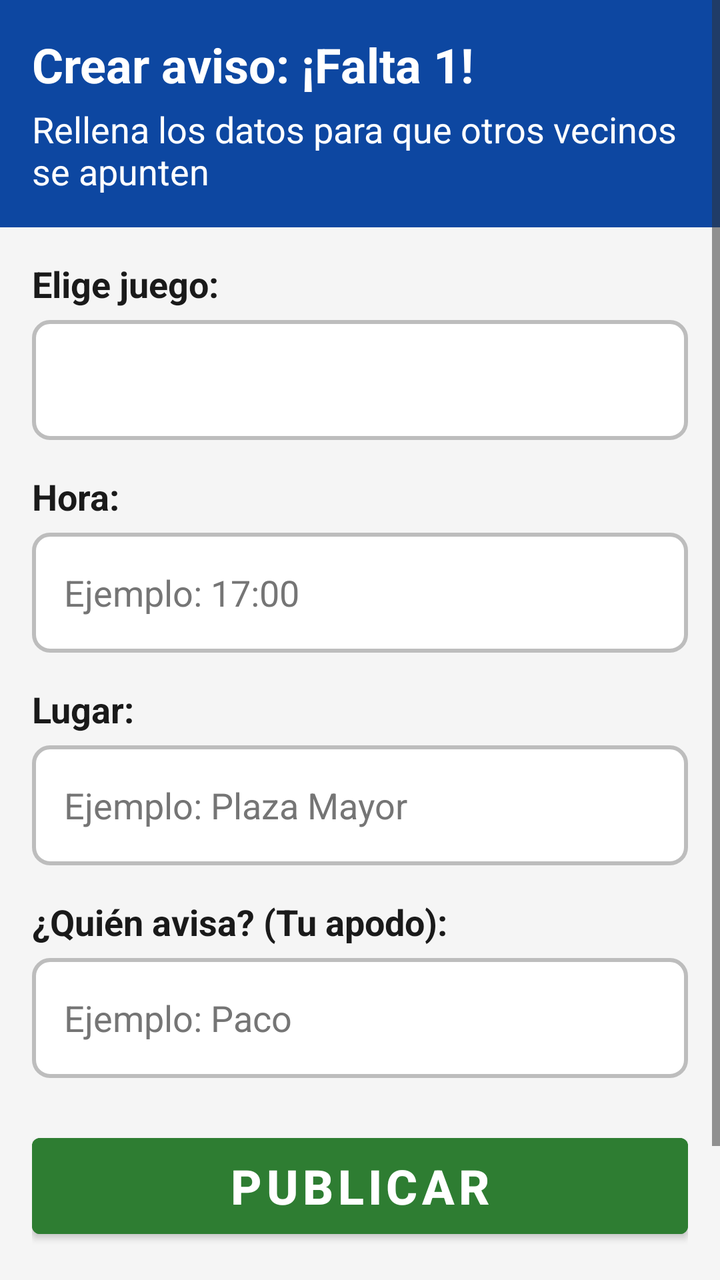
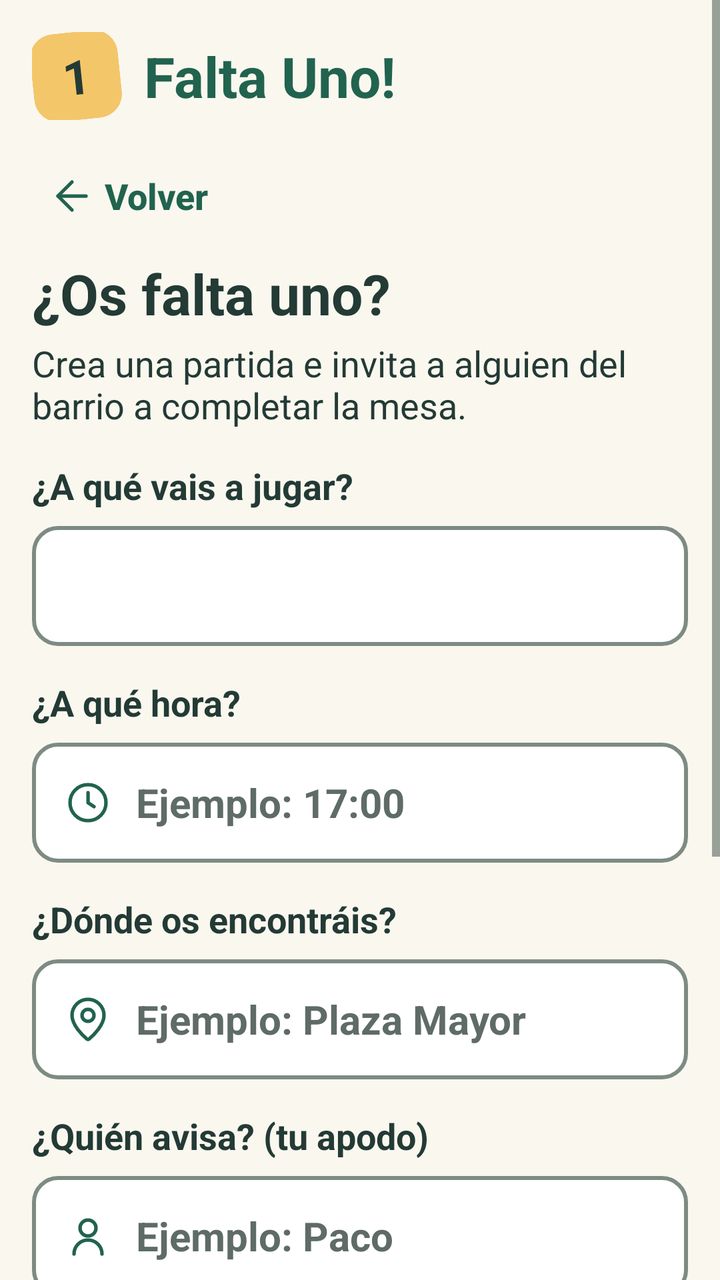

Before-and-after screenshots of an Android layout around one commit, followed by the original layout XML and the change that was made.
<!-- AndroidManifest.xml: application theme Theme.FaltaUno -->
<!-- res/layout/activity_nueva_partida.xml -->
<?xml version="1.0" encoding="utf-8"?>
<ScrollView xmlns:android="http://schemas.android.com/apk/res/android"
    xmlns:tools="http://schemas.android.com/tools"
    android:layout_width="match_parent"
    android:layout_height="match_parent"
    android:fillViewport="true"
    tools:context=".ui.NuevaPartidaActivity">

    <LinearLayout
        android:layout_width="match_parent"
        android:layout_height="wrap_content"
        android:orientation="vertical">

        
        <LinearLayout
            android:layout_width="match_parent"
            android:layout_height="wrap_content"
            android:background="@color/color_primario"
            android:orientation="vertical"
            android:padding="@dimen/padding_general">

            <TextView
                android:layout_width="match_parent"
                android:layout_height="wrap_content"
                android:text="@string/titulo_nueva_partida"
                android:textColor="@color/color_texto_blanco"
                android:textSize="@dimen/texto_titulo"
                android:textStyle="bold" />

            <TextView
                android:layout_width="match_parent"
                android:layout_height="wrap_content"
                android:layout_marginTop="4dp"
                android:text="@string/subtitulo_nueva_partida"
                android:textColor="@color/color_texto_blanco"
                android:textSize="@dimen/texto_base" />

        </LinearLayout>

        
        <LinearLayout
            android:layout_width="match_parent"
            android:layout_height="wrap_content"
            android:orientation="vertical"
            android:padding="@dimen/padding_general">

            
            <TextView
                android:layout_width="match_parent"
                android:layout_height="wrap_content"
                android:text="@string/etiqueta_elige_juego"
                android:textColor="@color/color_texto_principal"
                android:textSize="@dimen/texto_base"
                android:textStyle="bold" />

            <Spinner
                android:id="@+id/spJuegos"
                android:layout_width="match_parent"
                android:layout_height="@dimen/btn_min_tamano"
                android:layout_marginTop="6dp"
                android:layout_marginBottom="@dimen/padding_general"
                android:background="@drawable/fondo_campo"
                android:contentDescription="@string/etiqueta_elige_juego"
                android:popupBackground="@color/color_fondo_tarjeta" />

            
            <TextView
                android:layout_width="match_parent"
                android:layout_height="wrap_content"
                android:text="@string/etiqueta_hora"
                android:textColor="@color/color_texto_principal"
                android:textSize="@dimen/texto_base"
                android:textStyle="bold" />

            <EditText
                android:id="@+id/etHoraPartida"
                android:layout_width="match_parent"
                android:layout_height="@dimen/btn_min_tamano"
                android:layout_marginTop="6dp"
                android:layout_marginBottom="@dimen/padding_general"
                android:background="@drawable/fondo_campo"
                android:hint="@string/pista_hora"
                android:importantForAutofill="no"
                android:inputType="time"
                android:paddingStart="@dimen/padding_general"
                android:paddingEnd="@dimen/padding_general"
                android:textColor="@color/color_texto_principal"
                android:textColorHint="@color/color_gris_lleno"
                android:textSize="@dimen/texto_base" />

            
            <TextView
                android:layout_width="match_parent"
                android:layout_height="wrap_content"
                android:text="@string/etiqueta_lugar"
                android:textColor="@color/color_texto_principal"
                android:textSize="@dimen/texto_base"
                android:textStyle="bold" />

            <EditText
                android:id="@+id/etLugarPartida"
                android:layout_width="match_parent"
                android:layout_height="@dimen/btn_min_tamano"
                android:layout_marginTop="6dp"
                android:layout_marginBottom="@dimen/padding_general"
                android:background="@drawable/fondo_campo"
                android:hint="@string/pista_lugar"
                android:importantForAutofill="no"
                android:inputType="textCapWords"
                android:paddingStart="@dimen/padding_general"
                android:paddingEnd="@dimen/padding_general"
                android:textColor="@color/color_texto_principal"
                android:textColorHint="@color/color_gris_lleno"
                android:textSize="@dimen/texto_base" />

            
            <TextView
                android:layout_width="match_parent"
                android:layout_height="wrap_content"
                android:text="@string/etiqueta_creador"
                android:textColor="@color/color_texto_principal"
                android:textSize="@dimen/texto_base"
                android:textStyle="bold" />

            <EditText
                android:id="@+id/etCreadorPartida"
                android:layout_width="match_parent"
                android:layout_height="@dimen/btn_min_tamano"
                android:layout_marginTop="6dp"
                android:layout_marginBottom="@dimen/padding_grande"
                android:background="@drawable/fondo_campo"
                android:hint="@string/pista_creador"
                android:importantForAutofill="no"
                android:inputType="textPersonName"
                android:paddingStart="@dimen/padding_general"
                android:paddingEnd="@dimen/padding_general"
                android:textColor="@color/color_texto_principal"
                android:textColorHint="@color/color_gris_lleno"
                android:textSize="@dimen/texto_base" />

            
            <Button
                android:id="@+id/btnPublicarPartida"
                android:layout_width="match_parent"
                android:layout_height="@dimen/btn_min_tamano"
                android:backgroundTint="@color/color_verde_apunto"
                android:text="@string/accion_publicar"
                android:textColor="@color/color_texto_blanco"
                android:textSize="@dimen/texto_titulo"
                android:textStyle="bold" />

            
            <Button
                android:id="@+id/btnVolverAtras"
                android:layout_width="match_parent"
                android:layout_height="@dimen/btn_min_tamano"
                android:layout_marginTop="@dimen/padding_general"
                android:backgroundTint="@color/color_gris_lleno"
                android:text="@string/accion_volver"
                android:textColor="@color/color_texto_blanco"
                android:textSize="@dimen/texto_base" />

        </LinearLayout>

    </LinearLayout>

</ScrollView>
<!-- resources referenced by this layout -->
<resources>
  <color name="color_gris_lleno">#757575</color>
  <color name="color_primario">#0D47A1</color>
  <color name="color_texto_principal">#1A1A1A</color>
  <color name="color_verde_apunto">#2E7D32</color>
  <!-- drawable fondo_campo (drawable) -->
  <?xml version="1.0" encoding="utf-8"?>
  <selector xmlns:android="http://schemas.android.com/apk/res/android">
  
      <item android:state_focused="true">
          <shape android:shape="rectangle">
              <solid android:color="@color/color_fondo_tarjeta" />
              <stroke
                  android:width="3dp"
                  android:color="@color/color_primario" />
              <corners android:radius="@dimen/padding_pequeno" />
          </shape>
      </item>
  
      <item>
          <shape android:shape="rectangle">
              <solid android:color="@color/color_fondo_tarjeta" />
              <stroke
                  android:width="2dp"
                  android:color="@color/color_borde" />
              <corners android:radius="@dimen/padding_pequeno" />
          </shape>
      </item>
  
  </selector>
  <string name="accion_publicar">Publicar</string>
  <string name="accion_volver">Volver atrás</string>
  <string name="etiqueta_creador">¿Quién avisa? (Tu apodo):</string>
  <string name="etiqueta_elige_juego">Elige juego:</string>
  <string name="etiqueta_hora">Hora:</string>
  <string name="etiqueta_lugar">Lugar:</string>
  <string name="subtitulo_nueva_partida">Rellena los datos para que otros vecinos se apunten</string>
  <string name="titulo_nueva_partida">Crear aviso: ¡Falta 1!</string>
  <style name="Theme.FaltaUno" parent="Theme.MaterialComponents.Light.NoActionBar">
          
          <item name="colorPrimary">@color/color_primario</item>
          <item name="colorPrimaryVariant">@color/color_primario_oscuro</item>
          <item name="colorOnPrimary">@color/color_texto_blanco</item>
  
          
          <item name="colorSecondary">@color/color_secundario</item>
          <item name="colorOnSecondary">@color/color_texto_blanco</item>
  
          
          <item name="android:windowBackground">@color/color_fondo</item>
          <item name="android:textColorPrimary">@color/color_texto_principal</item>
          <item name="android:textColorSecondary">@color/color_texto_secundario</item>
  
          
          <item name="android:statusBarColor">@color/color_primario_oscuro</item>
          <item name="android:windowLightStatusBar">false</item>
      </style>
  <color name="color_borde">#BDBDBD</color>
  <color name="color_primario_oscuro">#002171</color>
  <color name="color_secundario">#1976D2</color>
  <color name="color_fondo">#F5F5F5</color>
  <color name="color_texto_secundario">#333333</color>
  <!-- unchanged entries left out for length: 11 -->
</resources>

<!-- the commit's change to res/layout/activity_nueva_partida.xml (unified diff, before → after) -->
@@ -1,5 +1,6 @@
 <?xml version="1.0" encoding="utf-8"?>
 <ScrollView xmlns:android="http://schemas.android.com/apk/res/android"
+    xmlns:app="http://schemas.android.com/apk/res-auto"
     xmlns:tools="http://schemas.android.com/tools"
     android:layout_width="match_parent"
     android:layout_height="match_parent"
@@ -12,37 +13,46 @@
         android:orientation="vertical">
 
         
-        <LinearLayout
-            android:layout_width="match_parent"
-            android:layout_height="wrap_content"
-            android:background="@color/color_primario"
-            android:orientation="vertical"
-            android:padding="@dimen/padding_general">
-
-            <TextView
-                android:layout_width="match_parent"
-                android:layout_height="wrap_content"
-                android:text="@string/titulo_nueva_partida"
-                android:textColor="@color/color_texto_blanco"
-                android:textSize="@dimen/texto_titulo"
-                android:textStyle="bold" />
-
-            <TextView
-                android:layout_width="match_parent"
-                android:layout_height="wrap_content"
-                android:layout_marginTop="4dp"
-                android:text="@string/subtitulo_nueva_partida"
-                android:textColor="@color/color_texto_blanco"
-                android:textSize="@dimen/texto_base" />
-
-        </LinearLayout>
+        <include layout="@layout/cabecera_logo" />
 
         
         <LinearLayout
             android:layout_width="match_parent"
             android:layout_height="wrap_content"
             android:orientation="vertical"
-            android:padding="@dimen/padding_general">
+            android:paddingStart="@dimen/padding_general"
+            android:paddingEnd="@dimen/padding_general"
+            android:paddingBottom="@dimen/padding_grande">
+
+            
+            <com.google.android.material.button.MaterialButton
+                android:id="@+id/btnVolverAtras"
+                style="@style/Widget.FaltaUno.Boton.Texto"
+                android:layout_width="wrap_content"
+                android:layout_height="@dimen/btn_min_tamano"
+                android:minWidth="@dimen/btn_min_tamano"
+                android:text="@string/accion_volver"
+                android:textSize="@dimen/texto_base"
+                app:icon="@drawable/ic_volver"
+                app:iconSize="@dimen/tamano_icono_pequeno" />
+
+            
+            <TextView
+                android:layout_width="match_parent"
+                android:layout_height="wrap_content"
+                android:text="@string/titulo_nueva_partida"
+                android:textColor="@color/color_texto_principal"
+                android:textSize="@dimen/texto_grande"
+                android:textStyle="bold" />
+
+            <TextView
+                android:layout_width="match_parent"
+                android:layout_height="wrap_content"
+                android:layout_marginTop="@dimen/espacio_minimo"
+                android:layout_marginBottom="@dimen/padding_general"
+                android:text="@string/subtitulo_nueva_partida"
+                android:textColor="@color/color_texto_principal"
+                android:textSize="@dimen/texto_base" />
 
             
             <TextView
@@ -57,7 +67,7 @@
                 android:id="@+id/spJuegos"
                 android:layout_width="match_parent"
                 android:layout_height="@dimen/btn_min_tamano"
-                android:layout_marginTop="6dp"
+                android:layout_marginTop="@dimen/padding_pequeno"
                 android:layout_marginBottom="@dimen/padding_general"
                 android:background="@drawable/fondo_campo"
                 android:contentDescription="@string/etiqueta_elige_juego"
@@ -76,17 +86,20 @@
                 android:id="@+id/etHoraPartida"
                 android:layout_width="match_parent"
                 android:layout_height="@dimen/btn_min_tamano"
-                android:layout_marginTop="6dp"
-                android:layout_marginBottom="@dimen/padding_general"
-                android:background="@drawable/fondo_campo"
+                android:layout_marginTop="@dimen/padding_pequeno"
+                android:layout_marginBottom="@dimen/padding_general"
+                android:background="@drawable/fondo_campo"
+                android:drawablePadding="@dimen/espacio_icono"
                 android:hint="@string/pista_hora"
                 android:importantForAutofill="no"
                 android:inputType="time"
                 android:paddingStart="@dimen/padding_general"
                 android:paddingEnd="@dimen/padding_general"
                 android:textColor="@color/color_texto_principal"
-                android:textColorHint="@color/color_gris_lleno"
-                android:textSize="@dimen/texto_base" />
+                android:textColorHint="@color/color_texto_pista"
+                android:textSize="@dimen/texto_subtitulo"
+                android:textStyle="bold"
+                app:drawableStartCompat="@drawable/ic_reloj" />
 
             
             <TextView
@@ -101,17 +114,20 @@
                 android:id="@+id/etLugarPartida"
                 android:layout_width="match_parent"
                 android:layout_height="@dimen/btn_min_tamano"
-                android:layout_marginTop="6dp"
-                android:layout_marginBottom="@dimen/padding_general"
-                android:background="@drawable/fondo_campo"
+                android:layout_marginTop="@dimen/padding_pequeno"
+                android:layout_marginBottom="@dimen/padding_general"
+                android:background="@drawable/fondo_campo"
+                android:drawablePadding="@dimen/espacio_icono"
                 android:hint="@string/pista_lugar"
                 android:importantForAutofill="no"
                 android:inputType="textCapWords"
                 android:paddingStart="@dimen/padding_general"
                 android:paddingEnd="@dimen/padding_general"
                 android:textColor="@color/color_texto_principal"
-                android:textColorHint="@color/color_gris_lleno"
-                android:textSize="@dimen/texto_base" />
+                android:textColorHint="@color/color_texto_pista"
+                android:textSize="@dimen/texto_subtitulo"
+                android:textStyle="bold"
+                app:drawableStartCompat="@drawable/ic_lugar" />
 
             
             <TextView
@@ -126,38 +142,85 @@
                 android:id="@+id/etCreadorPartida"
                 android:layout_width="match_parent"
                 android:layout_height="@dimen/btn_min_tamano"
-                android:layout_marginTop="6dp"
+                android:layout_marginTop="@dimen/padding_pequeno"
                 android:layout_marginBottom="@dimen/padding_grande"
                 android:background="@drawable/fondo_campo"
+                android:drawablePadding="@dimen/espacio_icono"
                 android:hint="@string/pista_creador"
                 android:importantForAutofill="no"
                 android:inputType="textPersonName"
                 android:paddingStart="@dimen/padding_general"
                 android:paddingEnd="@dimen/padding_general"
                 android:textColor="@color/color_texto_principal"
-                android:textColorHint="@color/color_gris_lleno"
-                android:textSize="@dimen/texto_base" />
-
-            
-            <Button
+                android:textColorHint="@color/color_texto_pista"
+                android:textSize="@dimen/texto_subtitulo"
+                android:textStyle="bold"
+                app:drawableStartCompat="@drawable/ic_persona" />
+
+            
+            <LinearLayout
+                android:layout_width="match_parent"
+                android:layout_height="wrap_content"
+                android:layout_marginBottom="@dimen/padding_grande"
+                android:background="@drawable/fondo_caja_amarilla"
+                android:gravity="center_vertical"
+                android:orientation="horizontal"
+                android:padding="@dimen/padding_general">
+
+                <TextView
+                    android:layout_width="wrap_content"
+                    android:layout_height="wrap_content"
+                    android:layout_marginEnd="@dimen/padding_general"
+                    android:importantForAccessibility="no"
+                    android:text="@string/logo_numero"
+                    android:textColor="@color/color_texto_principal"
+                    android:textSize="@dimen/texto_numero"
+                    android:textStyle="bold" />
+
+                <LinearLayout
+                    android:layout_width="0dp"
+                    android:layout_height="wrap_content"
+                    android:layout_weight="1"
+                    android:orientation="vertical">
+
+                    <TextView
+                        android:layout_width="match_parent"
+                        android:layout_height="wrap_content"
+                        android:text="@string/info_falta_titulo"
+                        android:textColor="@color/color_texto_principal"
+                        android:textSize="@dimen/texto_base"
+                        android:textStyle="bold" />
+
+                    <TextView
+                        android:layout_width="match_parent"
+                        android:layout_height="wrap_content"
+                        android:text="@string/info_falta_texto"
+                        android:textColor="@color/color_texto_principal"
+                        android:textSize="@dimen/texto_base" />
+                </LinearLayout>
+            </LinearLayout>
+
+            
+            <com.google.android.material.button.MaterialButton
                 android:id="@+id/btnPublicarPartida"
                 android:layout_width="match_parent"
-                android:layout_height="@dimen/btn_min_tamano"
-                android:backgroundTint="@color/color_verde_apunto"
+                android:layout_height="wrap_content"
+                android:minHeight="@dimen/btn_min_tamano"
+                android:backgroundTint="@color/color_primario"
                 android:text="@string/accion_publicar"
                 android:textColor="@color/color_texto_blanco"
-                android:textSize="@dimen/texto_titulo"
-                android:textStyle="bold" />
-
-            
-            <Button
-                android:id="@+id/btnVolverAtras"
-                android:layout_width="match_parent"
-                android:layout_height="@dimen/btn_min_tamano"
-                android:layout_marginTop="@dimen/padding_general"
-                android:backgroundTint="@color/color_gris_lleno"
-                android:text="@string/accion_volver"
-                android:textColor="@color/color_texto_blanco"
+                android:textSize="@dimen/texto_subtitulo"
+                app:icon="@drawable/ic_mas"
+                app:iconGravity="textStart"
+                app:iconSize="@dimen/tamano_icono_pequeno"
+                app:iconTint="@color/color_texto_blanco" />
+
+            <TextView
+                android:layout_width="match_parent"
+                android:layout_height="wrap_content"
+                android:layout_marginTop="@dimen/padding_pequeno"
+                android:text="@string/nota_publicar"
+                android:textColor="@color/color_texto_secundario"
                 android:textSize="@dimen/texto_base" />
 
         </LinearLayout>
@@ -165,3 +228,38 @@
     </LinearLayout>
 
 </ScrollView>
+<!-- res/layout/cabecera_logo.xml (included above) -->
+<?xml version="1.0" encoding="utf-8"?>
+<LinearLayout xmlns:android="http://schemas.android.com/apk/res/android"
+    android:layout_width="match_parent"
+    android:layout_height="wrap_content"
+    android:gravity="center_vertical"
+    android:orientation="horizontal"
+    android:paddingStart="@dimen/padding_general"
+    android:paddingTop="@dimen/padding_general"
+    android:paddingEnd="@dimen/padding_general"
+    android:paddingBottom="@dimen/padding_pequeno">
+
+    
+    <TextView
+        android:layout_width="@dimen/tamano_logo"
+        android:layout_height="@dimen/tamano_logo"
+        android:background="@drawable/fondo_logo"
+        android:gravity="center"
+        android:importantForAccessibility="no"
+        android:rotation="-6"
+        android:text="@string/logo_numero"
+        android:textColor="@color/color_texto_principal"
+        android:textSize="@dimen/texto_titulo"
+        android:textStyle="bold" />
+
+    <TextView
+        android:layout_width="wrap_content"
+        android:layout_height="wrap_content"
+        android:layout_marginStart="@dimen/espacio_icono"
+        android:text="@string/app_name"
+        android:textColor="@color/color_primario"
+        android:textSize="@dimen/texto_grande"
+        android:textStyle="bold" />
+
+</LinearLayout>
<!-- resource entries referenced after the edit -->
@@ -1,20 +1,19 @@
 <!-- resources referenced by this layout -->
 <resources>
-  <color name="color_gris_lleno">#757575</color>
-  <color name="color_primario">#0D47A1</color>
-  <color name="color_texto_principal">#1A1A1A</color>
-  <color name="color_verde_apunto">#2E7D32</color>
+  <color name="color_primario">#21634F</color>
+  <color name="color_texto_pista">#5F6B66</color>
+  <color name="color_texto_principal">#233A35</color>
   <!-- drawable fondo_campo (drawable) -->
   <?xml version="1.0" encoding="utf-8"?>
   <selector xmlns:android="http://schemas.android.com/apk/res/android">
   
       <item android:state_focused="true">
           <shape android:shape="rectangle">
-              <solid android:color="@color/color_fondo_tarjeta" />
+              <solid android:color="@color/color_primario_claro" />
               <stroke
-                  android:width="3dp"
+                  android:width="@dimen/borde_normal"
                   android:color="@color/color_primario" />
-              <corners android:radius="@dimen/padding_pequeno" />
+              <corners android:radius="@dimen/radio_boton" />
           </shape>
       </item>
   
@@ -22,29 +21,144 @@
           <shape android:shape="rectangle">
               <solid android:color="@color/color_fondo_tarjeta" />
               <stroke
-                  android:width="2dp"
-                  android:color="@color/color_borde" />
-              <corners android:radius="@dimen/padding_pequeno" />
+                  android:width="@dimen/borde_normal"
+                  android:color="@color/color_borde_campo" />
+              <corners android:radius="@dimen/radio_boton" />
           </shape>
       </item>
   
   </selector>
-  <string name="accion_publicar">Publicar</string>
-  <string name="accion_volver">Volver atrás</string>
-  <string name="etiqueta_creador">¿Quién avisa? (Tu apodo):</string>
-  <string name="etiqueta_elige_juego">Elige juego:</string>
-  <string name="etiqueta_hora">Hora:</string>
-  <string name="etiqueta_lugar">Lugar:</string>
-  <string name="subtitulo_nueva_partida">Rellena los datos para que otros vecinos se apunten</string>
-  <string name="titulo_nueva_partida">Crear aviso: ¡Falta 1!</string>
+  <!-- drawable fondo_logo (drawable) -->
+  <?xml version="1.0" encoding="utf-8"?>
+  <shape xmlns:android="http://schemas.android.com/apk/res/android"
+      android:shape="rectangle">
+      <solid android:color="@color/color_amarillo" />
+      <corners android:radius="@dimen/radio_boton" />
+  </shape>
+  <!-- drawable ic_lugar (drawable) -->
+  <?xml version="1.0" encoding="utf-8"?>
+  <vector xmlns:android="http://schemas.android.com/apk/res/android"
+      android:width="24dp"
+      android:height="24dp"
+      android:viewportWidth="24"
+      android:viewportHeight="24">
+      <path
+          android:pathData="M20,10c0,5 -5.5,10.2 -7.4,11.8a1,1 0,0 1,-1.2 0C9.5,20.2 4,15 4,10a8,8 0,0 1,16 0z"
+          android:strokeWidth="1.75"
+          android:strokeColor="@color/color_primario"
+          android:strokeLineCap="round"
+          android:strokeLineJoin="round" />
+      <path
+          android:pathData="M9,10a3,3 0,1 0,6 0a3,3 0,1 0,-6 0"
+          android:strokeWidth="1.75"
+          android:strokeColor="@color/color_primario"
+          android:strokeLineCap="round"
+          android:strokeLineJoin="round" />
+  </vector>
+  <!-- drawable ic_mas (drawable) -->
+  <?xml version="1.0" encoding="utf-8"?>
+  <vector xmlns:android="http://schemas.android.com/apk/res/android"
+      android:width="24dp"
+      android:height="24dp"
+      android:viewportWidth="24"
+      android:viewportHeight="24">
+      <path
+          android:pathData="M12,5v14M5,12h14"
+          android:strokeWidth="1.75"
+          android:strokeColor="@color/color_primario"
+          android:strokeLineCap="round"
+          android:strokeLineJoin="round" />
+  </vector>
+  <!-- drawable ic_persona (drawable) -->
+  <?xml version="1.0" encoding="utf-8"?>
+  <vector xmlns:android="http://schemas.android.com/apk/res/android"
+      android:width="24dp"
+      android:height="24dp"
+      android:viewportWidth="24"
+      android:viewportHeight="24">
+      <path
+          android:pathData="M8,8a4,4 0,1 0,8 0a4,4 0,1 0,-8 0"
+          android:strokeWidth="1.75"
+          android:strokeColor="@color/color_primario"
+          android:strokeLineCap="round"
+          android:strokeLineJoin="round" />
+      <path
+          android:pathData="M5,21a7,7 0,0 1,14 0"
+          android:strokeWidth="1.75"
+          android:strokeColor="@color/color_primario"
+          android:strokeLineCap="round"
+          android:strokeLineJoin="round" />
+  </vector>
+  <!-- drawable ic_reloj (drawable) -->
+  <?xml version="1.0" encoding="utf-8"?>
+  <vector xmlns:android="http://schemas.android.com/apk/res/android"
+      android:width="24dp"
+      android:height="24dp"
+      android:viewportWidth="24"
+      android:viewportHeight="24">
+      <path
+          android:pathData="M3,12a9,9 0,1 0,18 0a9,9 0,1 0,-18 0"
+          android:strokeWidth="1.75"
+          android:strokeColor="@color/color_primario"
+          android:strokeLineCap="round"
+          android:strokeLineJoin="round" />
+      <path
+          android:pathData="M12,7v5l3,2"
+          android:strokeWidth="1.75"
+          android:strokeColor="@color/color_primario"
+          android:strokeLineCap="round"
+          android:strokeLineJoin="round" />
+  </vector>
+  <!-- drawable ic_volver (drawable) -->
+  <?xml version="1.0" encoding="utf-8"?>
+  <vector xmlns:android="http://schemas.android.com/apk/res/android"
+      android:width="24dp"
+      android:height="24dp"
+      android:viewportWidth="24"
+      android:viewportHeight="24">
+      <path
+          android:pathData="M19,12H5"
+          android:strokeWidth="1.75"
+          android:strokeColor="@color/color_primario"
+          android:strokeLineCap="round"
+          android:strokeLineJoin="round" />
+      <path
+          android:pathData="M12,19l-7,-7 7,-7"
+          android:strokeWidth="1.75"
+          android:strokeColor="@color/color_primario"
+          android:strokeLineCap="round"
+          android:strokeLineJoin="round" />
+  </vector>
+  <string name="accion_publicar">Falta 1 · Publicar partida</string>
+  <string name="accion_volver">Volver</string>
+  <string name="app_name">Falta Uno!</string>
+  <string name="etiqueta_creador">¿Quién avisa? (tu apodo)</string>
+  <string name="etiqueta_elige_juego">¿A qué vais a jugar?</string>
+  <string name="etiqueta_hora">¿A qué hora?</string>
+  <string name="etiqueta_lugar">¿Dónde os encontráis?</string>
+  <string name="info_falta_texto">Tu aviso saldrá en el tablón para que alguien del barrio se apunte.</string>
+  <string name="info_falta_titulo">Falta una persona</string>
+  <string name="logo_numero" translatable="false">1</string>
+  <string name="nota_publicar">Aparecerá en las partidas de hoy. Sin pedir teléfono ni crear una cuenta.</string>
+  <string name="subtitulo_nueva_partida">Crea una partida e invita a alguien del barrio a completar la mesa.</string>
+  <string name="titulo_nueva_partida">¿Os falta uno?</string>
+  <style name="Widget.FaltaUno.Boton.Texto" parent="Widget.MaterialComponents.Button.TextButton">
+          <item name="android:textAllCaps">false</item>
+          <item name="android:textStyle">bold</item>
+          <item name="android:letterSpacing">0</item>
+          <item name="android:insetTop">0dp</item>
+          <item name="android:insetBottom">0dp</item>
+          <item name="android:textColor">@color/color_primario</item>
+          <item name="iconTint">@color/color_primario</item>
+      </style>
   <style name="Theme.FaltaUno" parent="Theme.MaterialComponents.Light.NoActionBar">
           
           <item name="colorPrimary">@color/color_primario</item>
-          <item name="colorPrimaryVariant">@color/color_primario_oscuro</item>
+          <item name="colorPrimaryVariant">@color/color_primario</item>
           <item name="colorOnPrimary">@color/color_texto_blanco</item>
   
           
-          <item name="colorSecondary">@color/color_secundario</item>
+          <item name="colorSecondary">@color/color_primario</item>
           <item name="colorOnSecondary">@color/color_texto_blanco</item>
   
           
@@ -53,14 +167,42 @@
           <item name="android:textColorSecondary">@color/color_texto_secundario</item>
   
           
-          <item name="android:statusBarColor">@color/color_primario_oscuro</item>
-          <item name="android:windowLightStatusBar">false</item>
+          <item name="android:statusBarColor">@color/color_fondo</item>
+          <item name="android:windowLightStatusBar">true</item>
+  
+          
+          <item name="materialButtonStyle">@style/Widget.FaltaUno.Boton</item>
       </style>
-  <color name="color_borde">#BDBDBD</color>
-  <color name="color_primario_oscuro">#002171</color>
-  <color name="color_secundario">#1976D2</color>
-  <color name="color_fondo">#F5F5F5</color>
-  <color name="color_texto_secundario">#333333</color>
+  <color name="color_amarillo">#F4C66A</color>
+  <dimen name="radio_esquinas">16dp</dimen>
+  <color name="color_primario_claro">#E7F0E7</color>
+  <dimen name="borde_normal">2dp</dimen>
+  <dimen name="radio_boton">12dp</dimen>
+  <color name="color_borde_campo">#7D8B83</color>
+  <color name="color_fondo">#FAF7EF</color>
+  <style name="Widget.FaltaUno.Boton" parent="Widget.MaterialComponents.Button">
+          <item name="android:textAllCaps">false</item>
+          <item name="android:textStyle">bold</item>
+          <item name="android:letterSpacing">0</item>
+          <item name="android:insetTop">0dp</item>
+          <item name="android:insetBottom">0dp</item>
+          <item name="cornerRadius">@dimen/radio_boton</item>
+      </style>
+  <color name="color_texto_secundario">#3F4F49</color>
+  <dimen name="espacio_icono">12dp</dimen>
+  <dimen name="espacio_minimo">4dp</dimen>
+  <dimen name="tamano_icono_pequeno">24dp</dimen>
+  <dimen name="tamano_logo">44dp</dimen>
+  <dimen name="texto_grande">28sp</dimen>
+  <dimen name="texto_numero">40sp</dimen>
+  <dimen name="texto_subtitulo">20sp</dimen>
+  <!-- drawable fondo_caja_amarilla (drawable) -->
+  <?xml version="1.0" encoding="utf-8"?>
+  <shape xmlns:android="http://schemas.android.com/apk/res/android"
+      android:shape="rectangle">
+      <solid android:color="@color/color_amarillo" />
+      <corners android:radius="@dimen/radio_esquinas" />
+  </shape>
   <!-- unchanged entries left out for length: 11 -->
 </resources>
 
